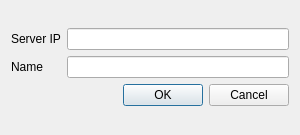
Before: the Qt Designer form client/joinserver.ui in lukequeenan/PelicanChat, drawn with Qt 5.
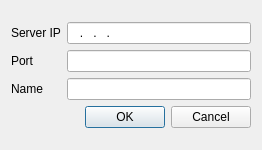
After: the same form once the commit is applied.

Commit message: Added an input mask for ip addresses and a port input box.

The edit to the form file:
```diff
--- a/client/joinserver.ui
+++ b/client/joinserver.ui
@@ -6,8 +6,8 @@
    <rect>
     <x>0</x>
     <y>0</y>
-    <width>300</width>
-    <height>135</height>
+    <width>262</width>
+    <height>150</height>
    </rect>
   </property>
   <property name="windowTitle">
@@ -30,9 +30,27 @@
       </widget>
      </item>
      <item row="0" column="1">
-      <widget class="QLineEdit" name="lineEditIp"/>
+      <widget class="QLineEdit" name="lineEditIp">
+       <property name="inputMask">
+        <string>000.000.000.000; </string>
+       </property>
+      </widget>
      </item>
      <item row="1" column="0">
+      <widget class="QLabel" name="labelPort">
+       <property name="text">
+        <string>Port</string>
+       </property>
+      </widget>
+     </item>
+     <item row="1" column="1">
+      <widget class="QLineEdit" name="lineEditPort">
+       <property name="maxLength">
+        <number>5</number>
+       </property>
+      </widget>
+     </item>
+     <item row="2" column="0">
       <widget class="QLabel" name="labelName">
        <property name="text">
         <string>Name</string>
@@ -40,6 +58,9 @@
       </widget>
      </item>
      <item row="2" column="1">
+      <widget class="QLineEdit" name="lineEditName"/>
+     </item>
+     <item row="3" column="1">
       <widget class="QDialogButtonBox" name="buttonBox">
        <property name="orientation">
         <enum>Qt::Horizontal</enum>
@@ -49,9 +70,6 @@
        </property>
       </widget>
      </item>
-     <item row="1" column="1">
-      <widget class="QLineEdit" name="lineEditName"/>
-     </item>
     </layout>
    </item>
   </layout>
```
The commit also changes 3 other files.
